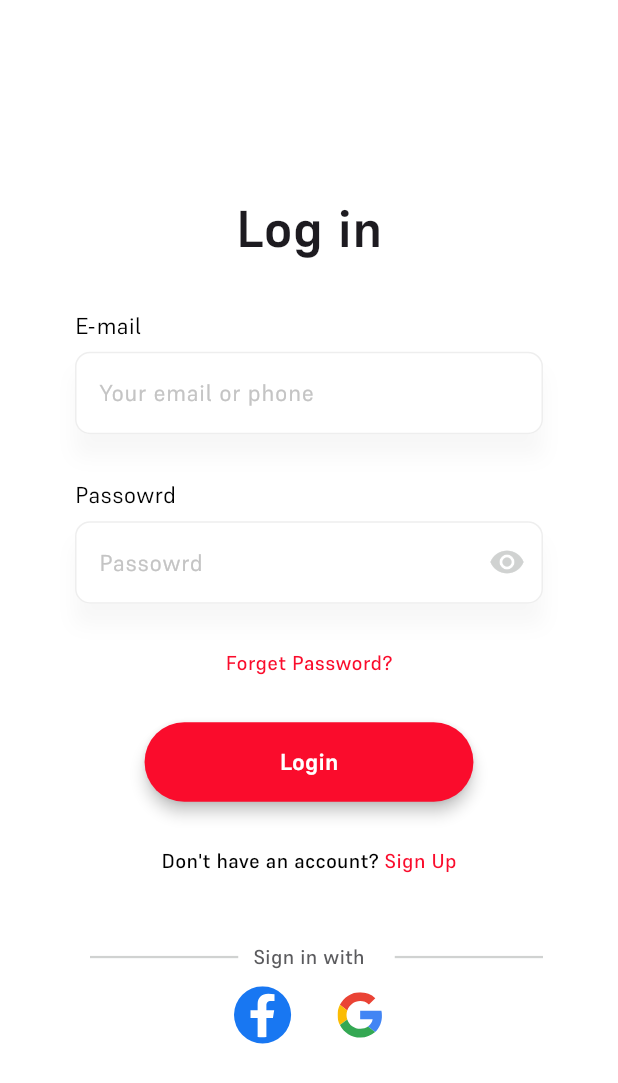
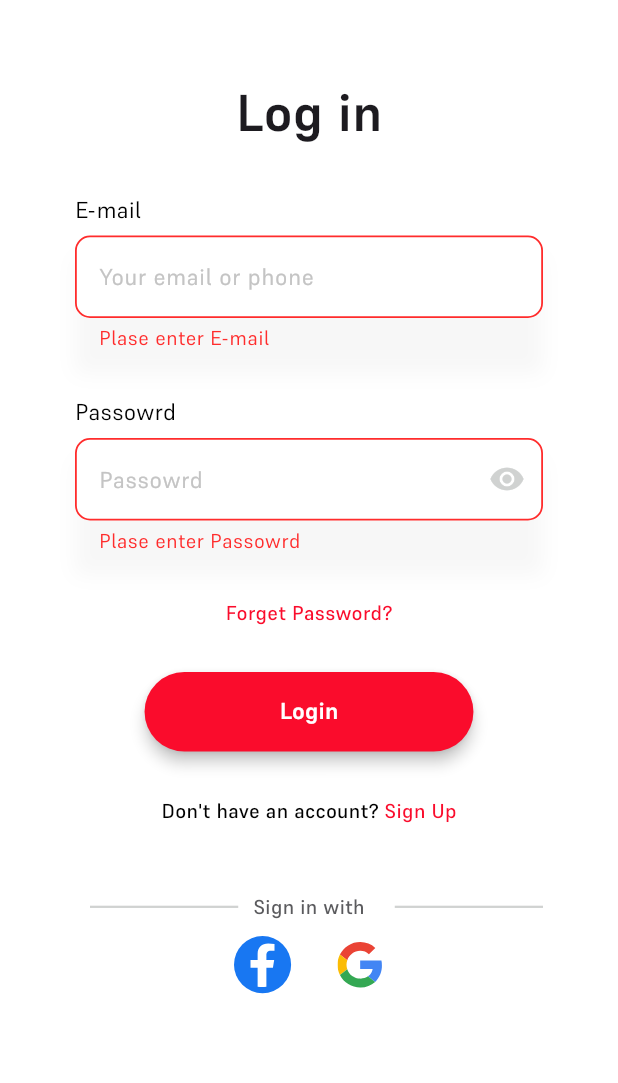
Before and after one commit to zrqdev/foodi_delivery, a Flutter app: the screen it shows after launch, after a tap on "Get Started", after a tap on "Login", on a phone screen of 412 x 824 dp. Shown: the top 1083 px of the screen. Run offline on Flutter 3.47's test engine with Material 3 defaults, Android fonts, the phone set to English and light mode, and no system bars; our stand-ins replace email_validator, flutter_svg, gap, go_router.

Commit message:
final auth screens amd validations

```diff
--- a/lib/core/utils/app_colors.dart
+++ b/lib/core/utils/app_colors.dart
@@ -1,11 +1,18 @@
 import 'dart:ui';
 
+import 'package:flutter/material.dart';
+
 class AppColors {
-  static final Color primaryColor = Color(0xffFA0C2C);
-  static final Color whiteColor = Color(0xffFFFFFF);
-  static final Color blackColor = Color(0xff000000);
-  static final Color grayColor = Color(0xffD0D2D1);
-  static final Color brightGrayColor = Color(0xffEEEEEE);
-  static final Color silverColor = Color(0xffC4C4C4);
-  static final Color darkGrayColor = Color(0xff5B5B5E);
+  static final Color primaryColor = const Color(0xffFA0C2C);
+  static final Color whiteColor = const Color(0xffFFFFFF);
+  static final Color blackColor = const Color(0xff000000);
+  static final Color grayColor = const Color(0xffD0D2D1);
+  static final Color brightGrayColor = const Color(
+    0xffEEEEEE,
+  );
+  static final Color silverColor = const Color(0xffC4C4C4);
+  static final Color darkGrayColor = const Color(
+    0xff5B5B5E,
+  );
+  static final Color errorColor = const Color(0xFFFF2C2C);
 }
--- a/lib/core/utils/app_strings.dart
+++ b/lib/core/utils/app_strings.dart
@@ -16,6 +16,24 @@ class AppStrings {
   static final String login = 'Login';
   static final String message = 'Don\'t have an account? ';
   static final String signInWith = 'Sign in with';
+
   // Sign Up Screen
-  static final String signUp = 'Sign Up';
+  static final String signUpTitle = 'Sign Up';
+  static final String confirmePassword =
+      'Confirme Password';
+
+  // Profile Screen
+  static final String fullName = 'Full Name';
+
+  // Message validation Errors
+  static final String emailMessageError =
+      'Plase enter $emailLable';
+  static final String passwordMessageError =
+      'Plase enter $passwordLable';
+  static final String fullNameMessageError =
+      'Plase enter $fullName';
+  static final String confirmePasswordMessageError =
+      'Plase enter $confirmePassword';
+  static final String emailValidMessageError =
+      'Plase enter valid $emailLable';
 }
--- a/lib/features/auth/presentation/screens/login_screen.dart
+++ b/lib/features/auth/presentation/screens/login_screen.dart
@@ -6,9 +6,6 @@ class LoginScreen extends StatelessWidget {
 
   @override
   Widget build(BuildContext context) {
-    return Scaffold(
-      resizeToAvoidBottomInset: false,
-      body: LoginScreenBody(),
-    );
+    return Scaffold(body: LoginScreenBody());
   }
 }
--- a/lib/features/auth/presentation/widgets/custom_text_form_field.dart
+++ b/lib/features/auth/presentation/widgets/custom_text_form_field.dart
@@ -1,26 +1,56 @@
+import 'package:email_validator/email_validator.dart';
 import 'package:flutter/material.dart';
 import 'package:foodi_delivery/core/utils/app_colors.dart';
+import 'package:foodi_delivery/core/utils/app_strings.dart';
 import 'package:foodi_delivery/core/utils/app_text_style.dart';
 
-class CustomTextFormField extends StatelessWidget {
-  const CustomTextFormField({
+// ignore: must_be_immutable
+class CustomTextFormField extends StatefulWidget {
+  CustomTextFormField({
     super.key,
     required this.lable,
     required this.messageField,
     required this.isPassword,
+    required this.messageValidation,
+    this.isEmail = false,
   });
 
   final String lable;
   final String messageField;
   final bool isPassword;
+  bool isEmail;
+  final String messageValidation;
+
+  @override
+  State<CustomTextFormField> createState() =>
+      _CustomTextFormFieldState();
+}
+
+class _CustomTextFormFieldState
+    extends State<CustomTextFormField> {
+  late final TextEditingController _textEditingController;
+
+  @override
+  void initState() {
+    super.initState();
+
+    _textEditingController = TextEditingController();
+  }
+
+  @override
+  void dispose() {
+    _textEditingController.dispose;
+    super.dispose();
+  }
 
   @override
   Widget build(BuildContext context) {
+    bool isValid;
     return Column(
       crossAxisAlignment: CrossAxisAlignment.start,
       children: [
         Text(
-          lable,
+          widget.lable,
           style: AppTextStyle.style400size16(
             context,
           ).copyWith(color: AppColors.blackColor),
@@ -39,14 +69,31 @@ class CustomTextFormField extends StatelessWidget {
               ],
             ),
             child: TextFormField(
+              controller: _textEditingController,
+              validator: (value) {
+                if (value!.isEmpty) {
+                  return widget.messageValidation;
+                }
+
+                if (widget.isEmail) {
+                  isValid = EmailValidator.validate(value);
+
+                  if (!isValid) {
+                    return AppStrings
+                        .emailValidMessageError;
+                  }
+                }
+
+                return null;
+              },
               style: AppTextStyle.style400size14(
                 context,
               ).copyWith(color: AppColors.blackColor),
-              obscureText: isPassword,
+              obscureText: widget.isPassword,
               decoration: InputDecoration(
                 fillColor: AppColors.whiteColor,
                 filled: true,
-                suffixIcon: isPassword
+                suffixIcon: widget.isPassword
                     ? IconButton(
                         onPressed: () {},
                         icon: Icon(
@@ -55,17 +102,32 @@ class CustomTextFormField extends StatelessWidget {
                         ),
                       )
                     : null,
-                hintText: messageField,
+                hintText: widget.messageField,
                 hintStyle: AppTextStyle.style400size16(
                   context,
                 ),
+                errorStyle: AppTextStyle.style400size14(
+                  context,
+                ).copyWith(color: AppColors.errorColor),
                 focusedBorder: styleFieldBorder(),
                 enabledBorder: styleFieldBorder(),
+                focusedErrorBorder: styleFieldBorderError(),
+                errorBorder: styleFieldBorderError(),
               ),
             ),
           ),
         ),
       ],
+    );
+  }
+
+  OutlineInputBorder styleFieldBorderError() {
+    return OutlineInputBorder(
+      borderRadius: BorderRadius.circular(10),
+      borderSide: BorderSide(
+        width: 1.2,
+        color: AppColors.errorColor,
+      ),
     );
   }
 }
--- a/lib/features/auth/presentation/widgets/login_screen_body.dart
+++ b/lib/features/auth/presentation/widgets/login_screen_body.dart
@@ -12,16 +12,25 @@ import 'package:go_router/go_router.dart';
 import 'custom_button.dart';
 
 class LoginScreenBody extends StatelessWidget {
-  const LoginScreenBody({super.key});
+  LoginScreenBody({super.key});
+  final GlobalKey<FormState> _formKey =
+      GlobalKey<FormState>();
 
   @override
   Widget build(BuildContext context) {
     return Padding(
-      padding: const EdgeInsets.all(50),
+      padding: const EdgeInsets.only(
+        right: 50.0,
+        left: 50.0,
+      ),
+      child: Form(
+        key: _formKey,
+        child: SingleChildScrollView(
           child: Column(
             mainAxisAlignment: MainAxisAlignment.center,
 
             children: [
+              Gap(50),
               // Title
               Text(
                 AppStrings.loginTitle,
@@ -33,6 +42,9 @@ class LoginScreenBody extends StatelessWidget {
                 lable: AppStrings.emailLable,
                 messageField: AppStrings.messageEmailField,
                 isPassword: false,
+                messageValidation:
+                    AppStrings.emailMessageError,
+                isEmail: true,
               ),
               Gap(30),
               // Password Field
@@ -40,6 +52,8 @@ class LoginScreenBody extends StatelessWidget {
                 lable: AppStrings.passwordLable,
                 messageField: AppStrings.passwordLable,
                 isPassword: true,
+                messageValidation:
+                    AppStrings.passwordMessageError,
               ),
               Gap(30),
               // Forget Password
@@ -51,7 +65,13 @@ class LoginScreenBody extends StatelessWidget {
               // Login Button
               CustomButton(
                 name: AppStrings.login,
-            onPressed: () {},
+                onPressed: () {
+                  if (_formKey.currentState!.validate()) {
+                    print('valid data');
+                  } else {
+                    print('valid djkdnwnkj  data');
+                  }
+                },
               ),
 
               Gap(30),
@@ -61,15 +81,17 @@ class LoginScreenBody extends StatelessWidget {
                 children: [
                   Text(
                     AppStrings.message,
-                style: AppTextStyle.style400size14(context)
-                    .copyWith(
+                    style:
+                        AppTextStyle.style400size14(
+                          context,
+                        ).copyWith(
                           fontWeight: FontWeight.w500,
                           color: AppColors.blackColor,
                         ),
                   ),
 
                   CustomTextButton(
-                text: AppStrings.signUp,
+                    text: AppStrings.signUpTitle,
                     onTap: () {
                       context.push(AppRouter.kSignUp);
                     },
@@ -81,6 +103,8 @@ class LoginScreenBody extends StatelessWidget {
               SignInWith(),
             ],
           ),
+        ),
+      ),
     );
   }
 }
--- a/pubspec.yaml
+++ b/pubspec.yaml
@@ -37,6 +37,7 @@ dependencies:
   flutter_svg: ^2.3.0
   gap: ^3.0.1
   go_router: ^17.3.0
+  email_validator: ^3.0.0
 
 dev_dependencies:
   flutter_test:
```
Also changed, not shown: lib/features/auth/presentation/screens/sign_up_screen.dart (+19 -1 lines), lib/features/auth/presentation/widgets/sign_up_screen_body.dart (added, +92 -0 lines), pubspec.lock (deleted), 3 other files. Lines whose indentation alone changed are shown as unchanged.
